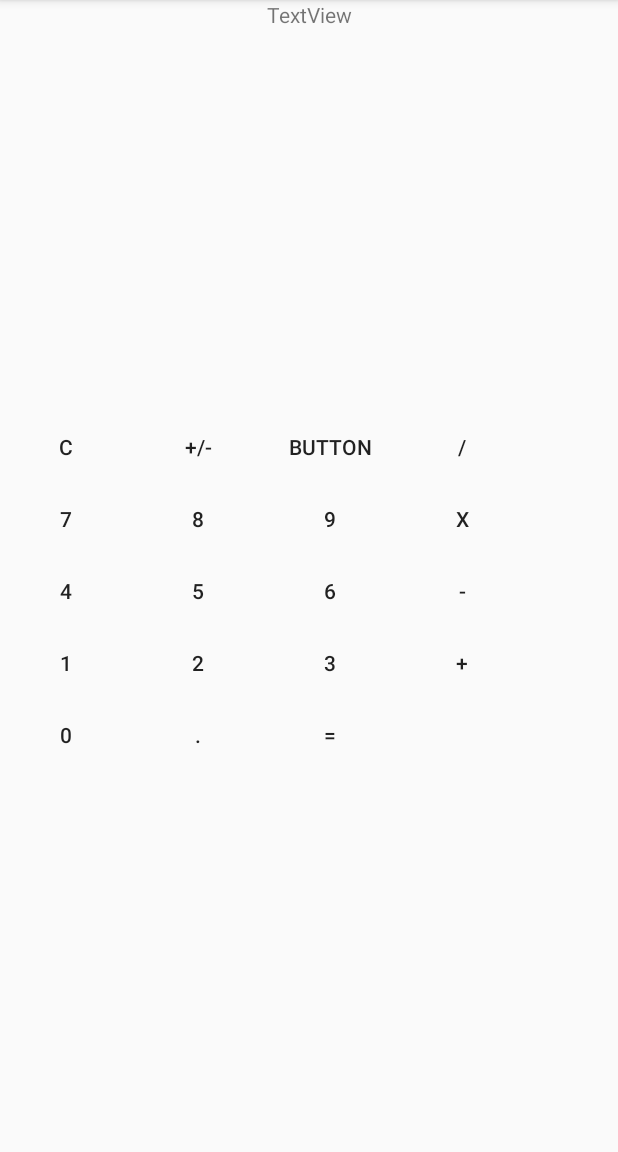
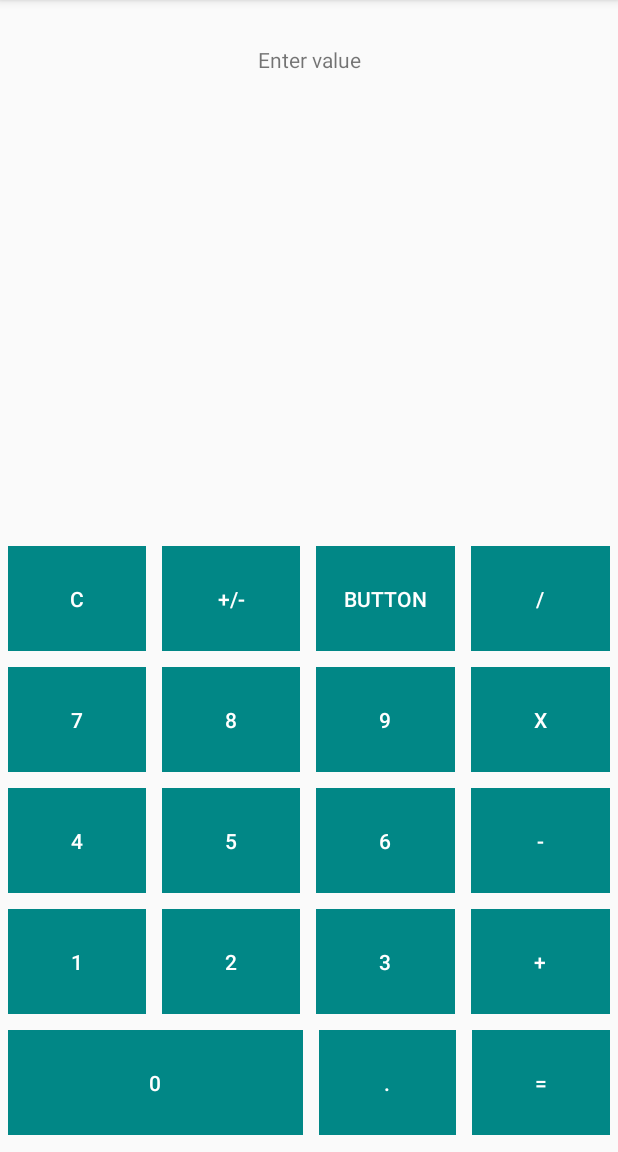
Before and after one commit to Muhammad-Subhan-Ansari/Calculator-app, an Android app: the screen it shows after launch (MainActivity), on a phone screen of 412 x 824 dp, the part 84-1236 px from its top. Run offline under Robolectric (Android 15) with nearby library versions, the phone set to English and light mode, and no system bars.

Commit message:
Basic layout

```diff
--- /dev/null
+++ b/app/src/main/res/drawable/circle.xml
@@ -0,0 +1,11 @@
+<?xml version="1.0" encoding="utf-8"?>
+<selector xmlns:android="http://schemas.android.com/apk/res/android">
+
+    <item>
+        <shape android:shape="rectangle">
+            <corners android:radius="0dp"/>
+            <solid android:color="@color/teal_700"/>
+        </shape>
+    </item>
+
+</selector>
--- a/app/src/main/res/layout/activity_main.xml
+++ b/app/src/main/res/layout/activity_main.xml
@@ -11,6 +11,7 @@
         android:layout_height="wrap_content"
         app:layout_constraintBottom_toBottomOf="parent"
         app:layout_constraintTop_toBottomOf="@+id/textView"
+        app:layout_constraintVertical_bias="0.98"
         tools:layout_editor_absoluteX="1dp">
 
         <TableRow
@@ -20,29 +21,45 @@
             <Button
                 android:id="@+id/clearBTN"
                 style="@style/Widget.AppCompat.Button.Borderless"
-                android:layout_width="wrap_content"
-                android:layout_height="wrap_content"
-                android:text="@string/clear" />
+                android:layout_width="0dp"
+                android:layout_height="70dp"
+                android:layout_margin="5dp"
+                android:layout_weight="1"
+                android:background="@drawable/circle"
+                android:text="@string/clear"
+                android:textColor="@color/white" />
 
             <Button
                 android:id="@+id/plusMinusBTN"
                 style="@style/Widget.AppCompat.Button.Borderless"
-                android:layout_width="wrap_content"
-                android:layout_height="wrap_content"
-                android:text="@string/plusMinus" />
+                android:layout_width="0dp"
+                android:layout_height="70dp"
+                android:layout_margin="5dp"
+                android:layout_weight="1"
+                android:background="@drawable/circle"
+                android:text="@string/plusMinus"
+                android:textColor="@color/white" />
 
             <Button
                 style="@style/Widget.AppCompat.Button.Borderless"
-                android:layout_width="wrap_content"
-                android:layout_height="wrap_content"
-                android:text="Button" />
+                android:layout_width="0dp"
+                android:layout_height="70dp"
+                android:layout_margin="5dp"
+                android:layout_weight="1"
+                android:background="@drawable/circle"
+                android:text="Button"
+                android:textColor="@color/white" />
 
             <Button
                 android:id="@+id/divideBTN"
                 style="@style/Widget.AppCompat.Button.Borderless"
-                android:layout_width="wrap_content"
-                android:layout_height="wrap_content"
-                android:text="@string/divide" />
+                android:layout_width="0dp"
+                android:layout_height="70dp"
+                android:layout_margin="5dp"
+                android:layout_weight="1"
+                android:background="@drawable/circle"
+                android:text="@string/divide"
+                android:textColor="@color/white" />
         </TableRow>
 
         <TableRow
@@ -52,30 +69,46 @@
             <Button
                 android:id="@+id/sevenBTN"
                 style="@style/Widget.AppCompat.Button.Borderless"
-                android:layout_width="wrap_content"
-                android:layout_height="wrap_content"
-                android:text="@string/seven" />
+                android:layout_width="0dp"
+                android:layout_height="70dp"
+                android:layout_margin="5dp"
+                android:layout_weight="1"
+                android:background="@drawable/circle"
+                android:text="@string/seven"
+                android:textColor="@color/white" />
 
             <Button
                 android:id="@+id/eightBTN"
                 style="@style/Widget.AppCompat.Button.Borderless"
-                android:layout_width="wrap_content"
-                android:layout_height="wrap_content"
-                android:text="@string/eight" />
+                android:layout_width="0dp"
+                android:layout_height="70dp"
+                android:layout_margin="5dp"
+                android:layout_weight="1"
+                android:background="@drawable/circle"
+                android:text="@string/eight"
+                android:textColor="@color/white" />
 
             <Button
                 android:id="@+id/nineBTN"
                 style="@style/Widget.AppCompat.Button.Borderless"
-                android:layout_width="wrap_content"
-                android:layout_height="wrap_content"
-                android:text="@string/nine" />
+                android:layout_width="0dp"
+                android:layout_height="70dp"
+                android:layout_margin="5dp"
+                android:layout_weight="1"
+                android:background="@drawable/circle"
+                android:text="@string/nine"
+                android:textColor="@color/white" />
 
             <Button
                 android:id="@+id/multiplyBTN"
                 style="@style/Widget.AppCompat.Button.Borderless"
-                android:layout_width="wrap_content"
-                android:layout_height="wrap_content"
-                android:text="@string/multiply" />
+                android:layout_width="0dp"
+                android:layout_height="70dp"
+                android:layout_margin="5dp"
+                android:layout_weight="1"
+                android:background="@drawable/circle"
+                android:text="@string/multiply"
+                android:textColor="@color/white" />
         </TableRow>
 
         <TableRow
@@ -85,30 +118,46 @@
             <Button
                 android:id="@+id/fourBTN"
                 style="@style/Widget.AppCompat.Button.Borderless"
-                android:layout_width="wrap_content"
-                android:layout_height="wrap_content"
-                android:text="@string/four" />
+                android:layout_width="0dp"
+                android:layout_height="70dp"
+                android:layout_margin="5dp"
+                android:layout_weight="1"
+                android:background="@drawable/circle"
+                android:text="@string/four"
+                android:textColor="@color/white" />
 
             <Button
                 android:id="@+id/fiveBTN"
                 style="@style/Widget.AppCompat.Button.Borderless"
-                android:layout_width="wrap_content"
-                android:layout_height="wrap_content"
-                android:text="@string/five" />
+                android:layout_width="0dp"
+                android:layout_height="70dp"
+                android:layout_margin="5dp"
+                android:layout_weight="1"
+                android:background="@drawable/circle"
+                android:text="@string/five"
+                android:textColor="@color/white" />
 
             <Button
                 android:id="@+id/sixBTN"
                 style="@style/Widget.AppCompat.Button.Borderless"
-                android:layout_width="wrap_content"
-                android:layout_height="wrap_content"
-                android:text="@string/six" />
+                android:layout_width="0dp"
+                android:layout_height="70dp"
+                android:layout_margin="5dp"
+                android:layout_weight="1"
+                android:background="@drawable/circle"
+                android:text="@string/six"
+                android:textColor="@color/white" />
 
             <Button
                 android:id="@+id/minusBTN"
                 style="@style/Widget.AppCompat.Button.Borderless"
-                android:layout_width="wrap_content"
-                android:layout_height="wrap_content"
-                android:text="@string/minus" />
+                android:layout_width="0dp"
+                android:layout_height="70dp"
+                android:layout_margin="5dp"
+                android:layout_weight="1"
+                android:background="@drawable/circle"
+                android:text="@string/minus"
+                android:textColor="@color/white" />
         </TableRow>
 
         <TableRow
@@ -118,30 +167,46 @@
             <Button
                 android:id="@+id/oneBTN"
                 style="@style/Widget.AppCompat.Button.Borderless"
-                android:layout_width="wrap_content"
-                android:layout_height="wrap_content"
-                android:text="@string/one" />
+                android:layout_width="0dp"
+                android:layout_height="70dp"
+                android:layout_margin="5dp"
+                android:layout_weight="1"
+                android:background="@drawable/circle"
+                android:text="@string/one"
+                android:textColor="@color/white" />
 
             <Button
                 android:id="@+id/twoBTN"
                 style="@style/Widget.AppCompat.Button.Borderless"
-                android:layout_width="wrap_content"
-                android:layout_height="wrap_content"
-                android:text="@string/two" />
+                android:layout_width="0dp"
+                android:layout_height="70dp"
+                android:layout_margin="5dp"
+                android:layout_weight="1"
+                android:background="@drawable/circle"
+                android:text="@string/two"
+                android:textColor="@color/white" />
 
             <Button
                 android:id="@+id/threeBTN"
                 style="@style/Widget.AppCompat.Button.Borderless"
-                android:layout_width="wrap_content"
-                android:layout_height="wrap_content"
-                android:text="@string/three" />
+                android:layout_width="0dp"
+                android:layout_height="70dp"
+                android:layout_margin="5dp"
+                android:layout_weight="1"
+                android:background="@drawable/circle"
+                android:text="@string/three"
+                android:textColor="@color/white" />
 
             <Button
                 android:id="@+id/plusBTN"
                 style="@style/Widget.AppCompat.Button.Borderless"
-                android:layout_width="wrap_content"
-                android:layout_height="wrap_content"
-                android:text="@string/plus" />
+                android:layout_width="0dp"
+                android:layout_height="70dp"
+                android:layout_margin="5dp"
+                android:layout_weight="1"
+                android:background="@drawable/circle"
+                android:text="@string/plus"
+                android:textColor="@color/white" />
         </TableRow>
 
         <TableRow
@@ -151,23 +216,35 @@
             <Button
                 android:id="@+id/zeroBTN"
                 style="@style/Widget.AppCompat.Button.Borderless"
-                android:layout_width="wrap_content"
-                android:layout_height="wrap_content"
-                android:text="@string/zero" />
+                android:layout_width="105dp"
+                android:layout_height="70dp"
+                android:layout_margin="5dp"
+                android:layout_weight="1"
+                android:background="@drawable/circle"
+                android:text="@string/zero"
+                android:textColor="@color/white" />
 
             <Button
                 android:id="@+id/pointBTN"
                 style="@style/Widget.AppCompat.Button.Borderless"
-                android:layout_width="wrap_content"
-                android:layout_height="wrap_content"
-                android:text="@string/point" />
+                android:layout_width="0dp"
+                android:layout_height="70dp"
+                android:layout_margin="5dp"
+                android:layout_weight="1"
+                android:background="@drawable/circle"
+                android:text="@string/point"
+                android:textColor="@color/white" />
 
             <Button
                 android:id="@+id/equalBTN"
                 style="@style/Widget.AppCompat.Button.Borderless"
-                android:layout_width="wrap_content"
-                android:layout_height="wrap_content"
-                android:text="@string/equal" />
+                android:layout_width="0dp"
+                android:layout_height="70dp"
+                android:layout_margin="5dp"
+                android:layout_weight="1"
+                android:background="@drawable/circle"
+                android:text="@string/equal"
+                android:textColor="@color/white" />
         </TableRow>
     </TableLayout>
 
@@ -175,7 +252,8 @@
         android:id="@+id/textView"
         android:layout_width="wrap_content"
         android:layout_height="wrap_content"
-        android:text="TextView"
+        android:layout_marginTop="30dp"
+        android:text="@string/display"
         app:layout_constraintEnd_toEndOf="parent"
         app:layout_constraintStart_toStartOf="parent"
         app:layout_constraintTop_toTopOf="parent" />
--- a/app/src/main/res/values/strings.xml
+++ b/app/src/main/res/values/strings.xml
@@ -23,4 +23,6 @@
 
     <string name="backSpace"> </string>
 
+    <string name="display">Enter value</string>
+
 </resources>
```
